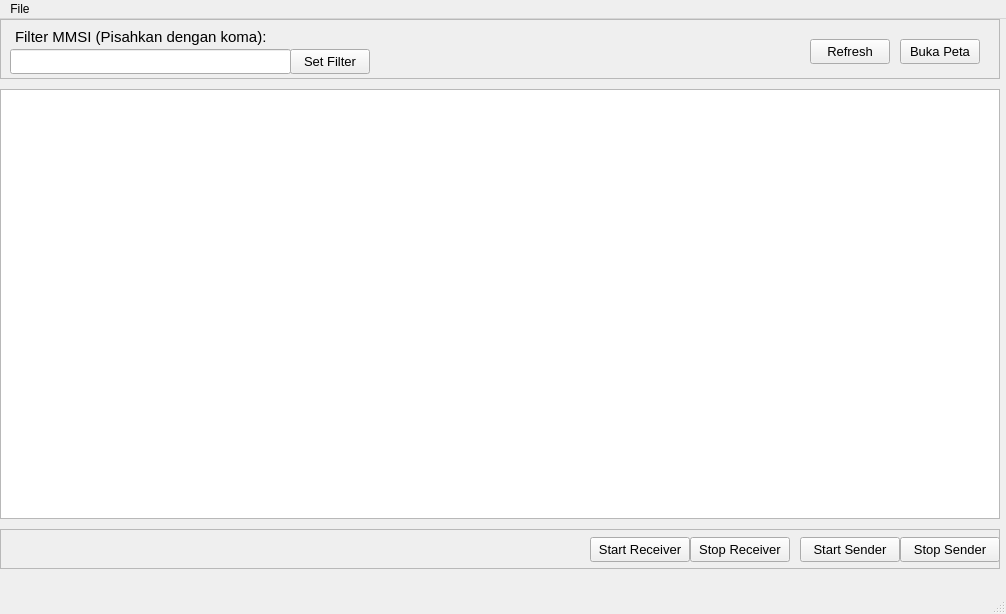
First picture: the form in main.ui, repository awaleilmo/receiver_nmea, before the edit.
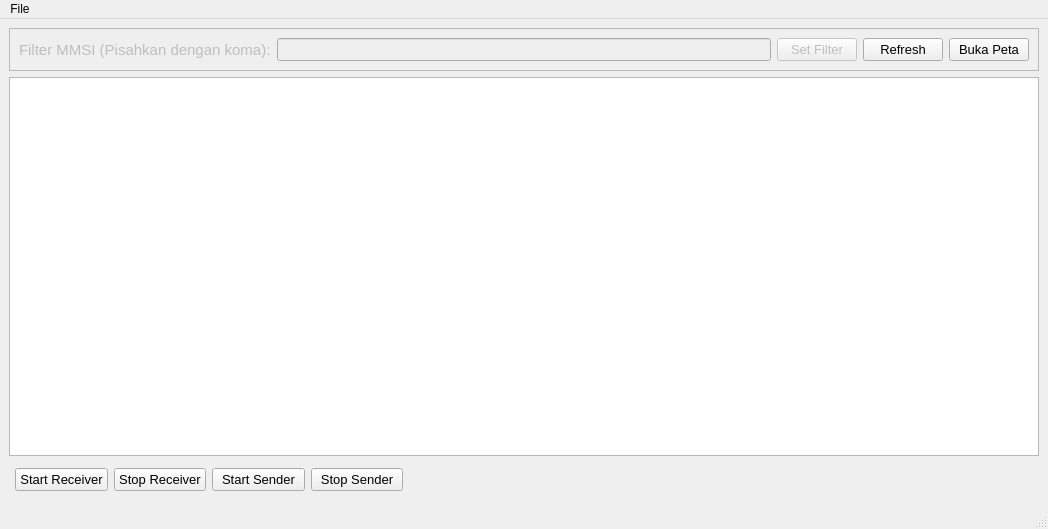
Second picture: the form after the edit.

Diff of the .ui file:
```diff
--- a/main.ui
+++ b/main.ui
@@ -6,168 +6,56 @@
    <rect>
     <x>0</x>
     <y>0</y>
-    <width>1006</width>
-    <height>614</height>
+    <width>1048</width>
+    <height>529</height>
    </rect>
   </property>
   <property name="windowTitle">
    <string>MainWindow</string>
   </property>
   <widget class="QWidget" name="centralwidget">
-   <widget class="QFrame" name="frame">
-    <property name="geometry">
-     <rect>
-      <x>0</x>
-      <y>0</y>
-      <width>1000</width>
-      <height>60</height>
-     </rect>
-    </property>
-    <property name="frameShape">
-     <enum>QFrame::Shape::StyledPanel</enum>
-    </property>
-    <property name="frameShadow">
-     <enum>QFrame::Shadow::Raised</enum>
-    </property>
-    <widget class="QLineEdit" name="mmsi_entry">
-     <property name="geometry">
-      <rect>
-       <x>10</x>
-       <y>30</y>
-       <width>281</width>
-       <height>25</height>
-      </rect>
-     </property>
-     <property name="font">
-      <font>
-       <pointsize>10</pointsize>
-      </font>
-     </property>
-    </widget>
-    <widget class="QLabel" name="mmsi_label">
-     <property name="geometry">
-      <rect>
-       <x>15</x>
-       <y>10</y>
-       <width>261</width>
-       <height>16</height>
-      </rect>
-     </property>
-     <property name="font">
-      <font>
-       <pointsize>11</pointsize>
-      </font>
-     </property>
-     <property name="text">
-      <string>Filter MMSI (Pisahkan dengan koma):</string>
-     </property>
-    </widget>
-    <widget class="QPushButton" name="btn_set_filter">
-     <property name="geometry">
-      <rect>
-       <x>290</x>
-       <y>30</y>
-       <width>80</width>
-       <height>25</height>
-      </rect>
-     </property>
-     <property name="font">
-      <font>
-       <pointsize>10</pointsize>
-      </font>
-     </property>
-     <property name="text">
-      <string>Set Filter</string>
-     </property>
-    </widget>
-    <widget class="QPushButton" name="btn_open_map">
-     <property name="geometry">
-      <rect>
-       <x>900</x>
-       <y>20</y>
-       <width>80</width>
-       <height>25</height>
-      </rect>
-     </property>
-     <property name="font">
-      <font>
-       <pointsize>10</pointsize>
-      </font>
-     </property>
-     <property name="text">
-      <string>Buka Peta</string>
-     </property>
-    </widget>
-    <widget class="QPushButton" name="btn_refresh">
-     <property name="geometry">
-      <rect>
-       <x>810</x>
-       <y>20</y>
-       <width>80</width>
-       <height>25</height>
-      </rect>
-     </property>
-     <property name="font">
-      <font>
-       <pointsize>10</pointsize>
-      </font>
-     </property>
-     <property name="text">
-      <string>Refresh</string>
-     </property>
-    </widget>
-   </widget>
+   <layout class="QGridLayout" name="gridLayout_2">
+    <item row="1" column="0">
    <widget class="QTableView" name="tableView">
-    <property name="geometry">
-     <rect>
-      <x>0</x>
-      <y>70</y>
-      <width>1000</width>
-      <height>430</height>
-     </rect>
-    </property>
-   </widget>
+      <property name="sizeAdjustPolicy">
+       <enum>QAbstractScrollArea::SizeAdjustPolicy::AdjustToContents</enum>
+      </property>
+     </widget>
+    </item>
+    <item row="2" column="0">
    <widget class="QFrame" name="frame_2">
-    <property name="geometry">
-     <rect>
-      <x>0</x>
-      <y>510</y>
-      <width>1000</width>
-      <height>40</height>
-     </rect>
+      <property name="maximumSize">
+       <size>
+        <width>400</width>
+        <height>16777215</height>
+       </size>
     </property>
     <property name="frameShape">
-     <enum>QFrame::Shape::StyledPanel</enum>
+       <enum>QFrame::Shape::NoFrame</enum>
     </property>
     <property name="frameShadow">
      <enum>QFrame::Shadow::Raised</enum>
     </property>
-    <widget class="QPushButton" name="btn_stop_sender">
-     <property name="geometry">
-      <rect>
-       <x>900</x>
-       <y>8</y>
-       <width>100</width>
-       <height>25</height>
-      </rect>
-     </property>
-     <property name="font">
-      <font>
-       <pointsize>10</pointsize>
-      </font>
-     </property>
-     <property name="text">
-      <string>Stop Sender</string>
-     </property>
-    </widget>
+      <layout class="QGridLayout" name="gridLayout">
+       <property name="leftMargin">
+        <number>6</number>
+       </property>
+       <property name="topMargin">
+        <number>6</number>
+       </property>
+       <property name="rightMargin">
+        <number>6</number>
+       </property>
+       <property name="bottomMargin">
+        <number>7</number>
+       </property>
+       <item row="0" column="2">
     <widget class="QPushButton" name="btn_start_sender">
-     <property name="geometry">
-      <rect>
-       <x>800</x>
-       <y>8</y>
-       <width>100</width>
-       <height>25</height>
-      </rect>
+         <property name="maximumSize">
+          <size>
+           <width>150</width>
+           <height>16777215</height>
+          </size>
      </property>
      <property name="font">
       <font>
@@ -178,14 +66,14 @@
       <string>Start Sender</string>
      </property>
     </widget>
+       </item>
+       <item row="0" column="1">
     <widget class="QPushButton" name="btn_stop_receiver">
-     <property name="geometry">
-      <rect>
-       <x>690</x>
-       <y>8</y>
-       <width>100</width>
-       <height>25</height>
-      </rect>
+         <property name="maximumSize">
+          <size>
+           <width>150</width>
+           <height>16777215</height>
+          </size>
      </property>
      <property name="font">
       <font>
@@ -196,14 +84,14 @@
       <string>Stop Receiver</string>
      </property>
     </widget>
+       </item>
+       <item row="0" column="0">
     <widget class="QPushButton" name="btn_start_receiver">
-     <property name="geometry">
-      <rect>
-       <x>590</x>
-       <y>8</y>
-       <width>100</width>
-       <height>25</height>
-      </rect>
+         <property name="maximumSize">
+          <size>
+           <width>150</width>
+           <height>16777215</height>
+          </size>
      </property>
      <property name="font">
       <font>
@@ -214,14 +102,132 @@
       <string>Start Receiver</string>
      </property>
     </widget>
-   </widget>
+       </item>
+       <item row="0" column="4">
+        <widget class="QPushButton" name="btn_stop_sender">
+         <property name="maximumSize">
+          <size>
+           <width>150</width>
+           <height>16777215</height>
+          </size>
+         </property>
+         <property name="font">
+          <font>
+           <pointsize>10</pointsize>
+          </font>
+         </property>
+         <property name="text">
+          <string>Stop Sender</string>
+         </property>
+        </widget>
+       </item>
+      </layout>
+     </widget>
+    </item>
+    <item row="0" column="0">
+     <widget class="QFrame" name="frame">
+      <property name="maximumSize">
+       <size>
+        <width>16777215</width>
+        <height>16777215</height>
+       </size>
+      </property>
+      <property name="frameShape">
+       <enum>QFrame::Shape::StyledPanel</enum>
+      </property>
+      <property name="frameShadow">
+       <enum>QFrame::Shadow::Raised</enum>
+      </property>
+      <property name="lineWidth">
+       <number>2</number>
+      </property>
+      <layout class="QHBoxLayout" name="horizontalLayout">
+       <item>
+        <widget class="QLabel" name="mmsi_label">
+         <property name="enabled">
+          <bool>false</bool>
+         </property>
+         <property name="font">
+          <font>
+           <pointsize>11</pointsize>
+          </font>
+         </property>
+         <property name="text">
+          <string>Filter MMSI (Pisahkan dengan koma):</string>
+         </property>
+        </widget>
+       </item>
+       <item>
+        <widget class="QLineEdit" name="mmsi_entry">
+         <property name="enabled">
+          <bool>false</bool>
+         </property>
+         <property name="font">
+          <font>
+           <pointsize>10</pointsize>
+          </font>
+         </property>
+        </widget>
+       </item>
+       <item>
+        <widget class="QPushButton" name="btn_set_filter">
+         <property name="enabled">
+          <bool>false</bool>
+         </property>
+         <property name="font">
+          <font>
+           <pointsize>10</pointsize>
+          </font>
+         </property>
+         <property name="text">
+          <string>Set Filter</string>
+         </property>
+        </widget>
+       </item>
+       <item>
+        <widget class="QPushButton" name="btn_refresh">
+         <property name="font">
+          <font>
+           <pointsize>10</pointsize>
+          </font>
+         </property>
+         <property name="text">
+          <string>Refresh</string>
+         </property>
+        </widget>
+       </item>
+       <item>
+        <widget class="QPushButton" name="btn_open_map">
+         <property name="font">
+          <font>
+           <pointsize>10</pointsize>
+          </font>
+         </property>
+         <property name="text">
+          <string>Buka Peta</string>
+         </property>
+         <property name="autoDefault">
+          <bool>false</bool>
+         </property>
+         <property name="default">
+          <bool>false</bool>
+         </property>
+         <property name="flat">
+          <bool>false</bool>
+         </property>
+        </widget>
+       </item>
+      </layout>
+     </widget>
+    </item>
+   </layout>
   </widget>
   <widget class="QMenuBar" name="menubar">
    <property name="geometry">
     <rect>
      <x>0</x>
      <y>0</y>
-     <width>1006</width>
+     <width>1048</width>
      <height>33</height>
     </rect>
    </property>
```
Left out of the diff: 2 changed lines with no effect on the pictures. Lines whose indentation alone changed are shown as unchanged.
